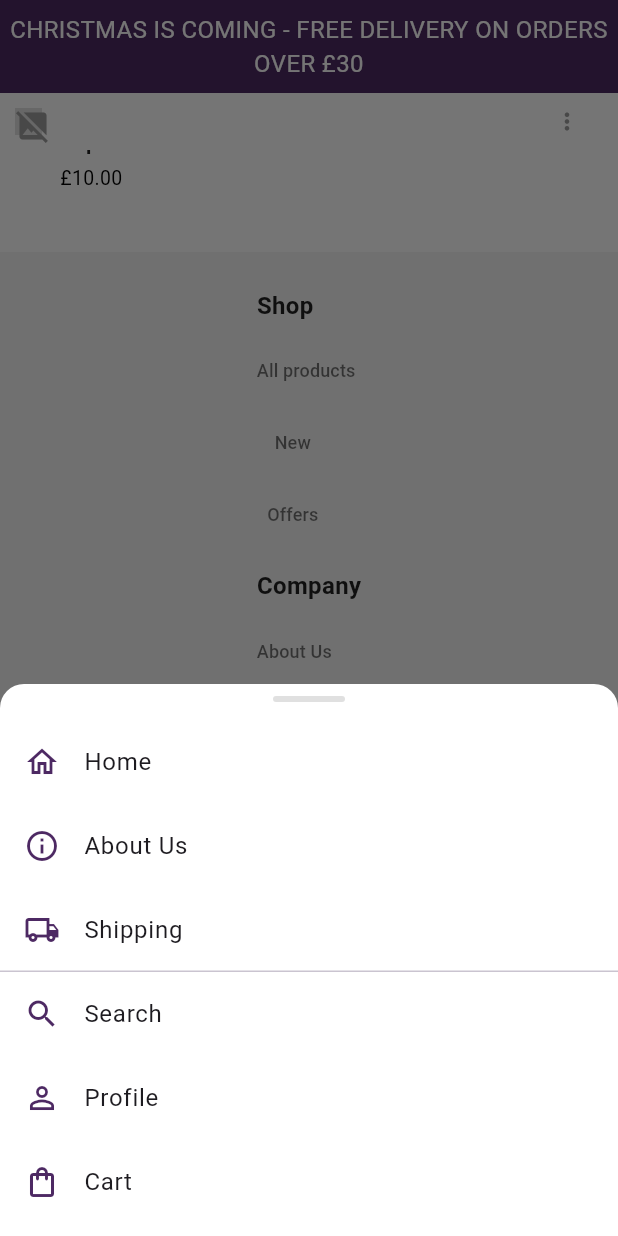
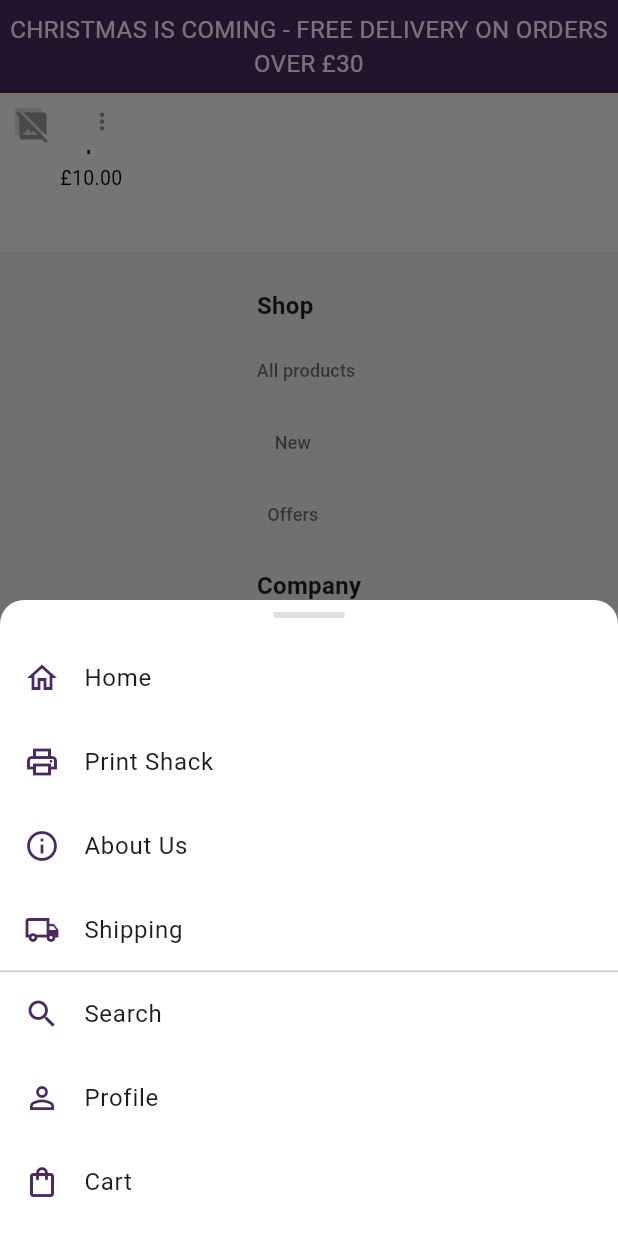
Before and after one commit to Beaujo-sys/Union_Shop, a Flutter app: the screen it shows after launch, scrolled down 1961 dp, after a tap on the "more vert" icon, on a phone screen of 412 x 824 dp. Run offline on Flutter 3.47's test engine with Material 3 defaults, Android fonts, the phone set to English and light mode, and no system bars; our stand-ins replace cloud_firestore, firebase_auth, firebase_core, google_sign_in; accounts and stored records are empty.

Commit message:
Add Print Shack page and navigation tests

```diff
--- a/shop-main/lib/about_.dart
+++ b/shop-main/lib/about_.dart
@@ -11,11 +11,11 @@ class AboutPage extends StatelessWidget {
         title: const Text('About Us'),
         backgroundColor: const Color(0xFF4d2963),
       ),
-      body: SingleChildScrollView(
-        padding: const EdgeInsets.all(24),
+      body: const SingleChildScrollView(
+        padding: EdgeInsets.all(24),
         child: Column(
           crossAxisAlignment: CrossAxisAlignment.start,
-          children: const [
+          children: [
             SizedBox(height: 12),
             Text('About Us', style: Styles.pageHeading),
             SizedBox(height: 8),
--- a/shop-main/lib/checkout.dart
+++ b/shop-main/lib/checkout.dart
@@ -17,7 +17,7 @@ class CheckoutPage extends StatelessWidget {
         child: Column(
           crossAxisAlignment: CrossAxisAlignment.start,
           children: [
-            Text('Order Summary', style: Styles.sectionTitle),
+            const Text('Order Summary', style: Styles.sectionTitle),
             const SizedBox(height: 12),
             Expanded(
               child: ListView.separated(
--- a/shop-main/lib/collections.dart
+++ b/shop-main/lib/collections.dart
@@ -153,7 +153,7 @@ class _CollectionsPageState extends State<CollectionsPage> {
                         fit: BoxFit.cover,
                         errorBuilder: (_, __, ___) => Container(color: Colors.grey[300]),
                       ),
-                      Container(color: Colors.black.withOpacity(0.45)),
+                      Container(color: Colors.black.withValues(alpha: 0.45)),
                       Padding(
                         padding: const EdgeInsets.all(16),
                         child: Column(
@@ -281,7 +281,7 @@ class _CollectionItemsPageState extends State<_CollectionItemsPage> {
                     SizedBox(
                       width: 160,
                       child: DropdownButtonFormField<String>(
-                        value: _category,
+                        initialValue: _category,
                         items: const [
                           DropdownMenuItem(value: 'All', child: Text('All categories')),
                           DropdownMenuItem(value: 'Clothing', child: Text('Clothing')),
@@ -346,7 +346,7 @@ class _CollectionItemsPageState extends State<_CollectionItemsPage> {
                   SizedBox(
                     width: 160,
                     child: DropdownButtonFormField<String>(
-                      value: _sort,
+                      initialValue: _sort,
                       items: const [
                         DropdownMenuItem(value: 'None', child: Text('No sort')),
                         DropdownMenuItem(value: 'Price ↑', child: Text('Price low-high')),
--- a/shop-main/lib/login.dart
+++ b/shop-main/lib/login.dart
@@ -120,7 +120,7 @@ class _LoginPageState extends State<LoginPage> {
                         ? Column(
                             mainAxisSize: MainAxisSize.min,
                             children: [
-                              Text('Signed in', style: Styles.sectionTitle),
+                              const Text('Signed in', style: Styles.sectionTitle),
                               const SizedBox(height: 16),
                               if (user.photoURL != null)
                                 CircleAvatar(backgroundImage: NetworkImage(user.photoURL!), radius: 32),
@@ -155,7 +155,7 @@ class _LoginPageState extends State<LoginPage> {
                         : Column(
                             mainAxisSize: MainAxisSize.min,
                             children: [
-                              Text('Sign in', style: Styles.sectionTitle),
+                              const Text('Sign in', style: Styles.sectionTitle),
                               const SizedBox(height: 16),
                               TextField(
                                 controller: _email,
--- a/shop-main/lib/main.dart
+++ b/shop-main/lib/main.dart
@@ -11,6 +11,7 @@ import 'package:union_shop/cart_repository.dart';
 import 'package:union_shop/stylesheet.dart';
 import 'package:union_shop/login.dart';
 import 'package:union_shop/checkout.dart';
+import 'package:union_shop/print_shack.dart';
 
 void main() async {
   WidgetsFlutterBinding.ensureInitialized();
@@ -82,6 +83,8 @@ class _ShellState extends State<Shell> {
                     return MaterialPageRoute(builder: (_) => const AboutPage(), settings: settings);
                   case '/shipping':
                     return MaterialPageRoute(builder: (_) => const ShippingPage(), settings: settings);
+                  case '/print-shack':
+                    return MaterialPageRoute(builder: (_) => const PrintShackPage(), settings: settings);
                   case '/checkout':
                     return MaterialPageRoute(builder: (_) => const CheckoutPage(), settings: settings);
                   case '/collections':
@@ -182,8 +185,10 @@ class _HeaderBar extends StatelessWidget {
                       ),
                       const SizedBox(width: 16),
                       if (!isMobile)
-                        Row(
-                          mainAxisSize: MainAxisSize.min,
+                        Expanded(
+                          child: SingleChildScrollView(
+                            scrollDirection: Axis.horizontal,
+                            child: Row(
                               children: [
                                 TextButton(
                                   onPressed: () => push('/'),
@@ -195,6 +200,12 @@ class _HeaderBar extends StatelessWidget {
                                   onPressed: () => push('/collections', args: {'open': 'SALE'}),
                                   style: TextButton.styleFrom(foregroundColor: const Color(0xFF4d2963)),
                                   child: const Text('Product Sales'),
+                                ),
+                                const SizedBox(width: 8),
+                                TextButton(
+                                  onPressed: () => push('/print-shack'),
+                                  style: TextButton.styleFrom(foregroundColor: const Color(0xFF4d2963)),
+                                  child: const Text('Print Shack'),
                                 ),
                                 const SizedBox(width: 8),
                                 TextButton(
@@ -210,7 +221,8 @@ class _HeaderBar extends StatelessWidget {
                                 ),
                               ],
                             ),
-                      const Spacer(),
+                          ),
+                        ),
                       ConstrainedBox(
                         constraints: const BoxConstraints(maxWidth: 600),
                         child: isMobile
@@ -251,6 +263,7 @@ class _HeaderBar extends StatelessWidget {
                                             //mobile drop down menu
                                             const SizedBox(height: 12),
                                             item('Home', Icons.home_outlined, () => push('/')),
+                                            item('Print Shack', Icons.print_outlined, () => push('/print-shack')),
                                             item('About Us', Icons.info_outline, () => push('/about')),
                                             item('Shipping', Icons.local_shipping_outlined, () => push('/shipping')),
                                             const Divider(height: 0),
@@ -328,7 +341,7 @@ class HomeBody extends StatelessWidget {
                       ),
                     ),
                     child: Container(
-                      decoration: BoxDecoration(color: Colors.black.withOpacity(0.7)),
+                      decoration: BoxDecoration(color: Colors.black.withValues(alpha: 0.7)),
                     ),
                   ),
                 ),
@@ -368,7 +381,7 @@ class HomeBody extends StatelessWidget {
               padding: const EdgeInsets.all(40.0),
               child: Column(
                 children: [
-                  Text('PRODUCTS SECTION', style: Styles.sectionTitle),
+                  const Text('PRODUCTS SECTION', style: Styles.sectionTitle),
                   const SizedBox(height: 48),
                   GridView.count(
                     shrinkWrap: true,
@@ -577,18 +590,18 @@ class GlobalSearchDelegate extends SearchDelegate<String> {
   GlobalSearchDelegate({required this.onNavigate});
   final void Function(String route, {Object? args}) onNavigate;
 //search bar functionality
-  final List<_SearchEntry> entries = [
-    _SearchEntry(label: 'About Us', icon: Icons.info_outline, route: '/about'),
-    _SearchEntry(label: 'Shipping', icon: Icons.local_shipping_outlined, route: '/shipping'),
-    _SearchEntry(label: 'Profile', icon: Icons.person_outline, route: '/login'),
-    _SearchEntry(label: 'Collections', icon: Icons.category_outlined, route: '/collections'),
-    _SearchEntry(label: 'Clothing', icon: Icons.checkroom_outlined, route: '/collections'),
-    _SearchEntry(label: 'Accessories', icon: Icons.watch_outlined, route: '/collections'),
-    _SearchEntry(label: 'Stationery', icon: Icons.edit_outlined, route: '/collections'),
-    _SearchEntry(label: 'Sale', icon: Icons.local_offer_outlined, route: '/collections'),
+  final List<SearchEntry> entries = [
+    const SearchEntry(label: 'About Us', icon: Icons.info_outline, route: '/about'),
+    const SearchEntry(label: 'Shipping', icon: Icons.local_shipping_outlined, route: '/shipping'),
+    const SearchEntry(label: 'Profile', icon: Icons.person_outline, route: '/login'),
+    const SearchEntry(label: 'Collections', icon: Icons.category_outlined, route: '/collections'),
+    const SearchEntry(label: 'Clothing', icon: Icons.checkroom_outlined, route: '/collections'),
+    const SearchEntry(label: 'Accessories', icon: Icons.watch_outlined, route: '/collections'),
+    const SearchEntry(label: 'Stationery', icon: Icons.edit_outlined, route: '/collections'),
+    const SearchEntry(label: 'Sale', icon: Icons.local_offer_outlined, route: '/collections'),
   ];
 
-  List<_SearchEntry> _filter(String q) {
+  List<SearchEntry> _filter(String q) {
     final query = q.trim().toLowerCase();
     if (query.isEmpty) return entries;
     return entries.where((e) => e.label.toLowerCase().contains(query)).toList();
@@ -625,7 +638,7 @@ class GlobalSearchDelegate extends SearchDelegate<String> {
     return _buildList(context, items);
   }
 //list of search results
-  Widget _buildList(BuildContext context, List<_SearchEntry> items) {
+  Widget _buildList(BuildContext context, List<SearchEntry> items) {
     if (items.isEmpty) return const Center(child: Text('No matches'));
     return ListView.separated(
       itemCount: items.length,
@@ -651,9 +664,9 @@ class GlobalSearchDelegate extends SearchDelegate<String> {
   }
 }
 
-class _SearchEntry {
+class SearchEntry {
   final String label;
   final IconData icon;
   final String route;
-  const _SearchEntry({required this.label, required this.icon, required this.route});
+  const SearchEntry({required this.label, required this.icon, required this.route});
 }
--- a/shop-main/lib/product.dart
+++ b/shop-main/lib/product.dart
@@ -164,7 +164,7 @@ class _ProductPageState extends State<ProductPage> {
                   const Text('Size', style: TextStyle(fontSize: 16, fontWeight: FontWeight.w600)),
                   const SizedBox(height: 8),
                   DropdownButtonFormField<String>(
-                    value: currentSelected,
+                    initialValue: currentSelected,
                     items: availableSizes.map((s) => DropdownMenuItem(value: s, child: Text(s))).toList(),
                     onChanged: (val) => setState(() => _selectedSize = val),
                     decoration: InputDecoration(
```
Also changed, not shown: shop-main/analysis_options.yaml (+18 -2 lines), shop-main/lib/cart.dart (+10 -8 lines), shop-main/lib/print_shack.dart (added, +240 -0 lines), 1 other file. Lines whose indentation alone changed are shown as unchanged.
